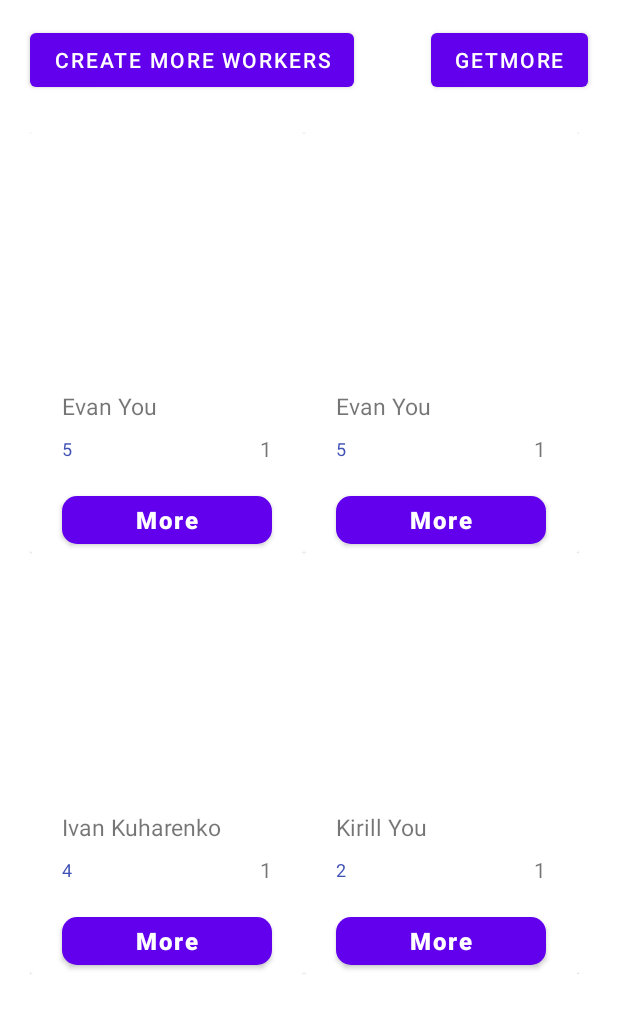
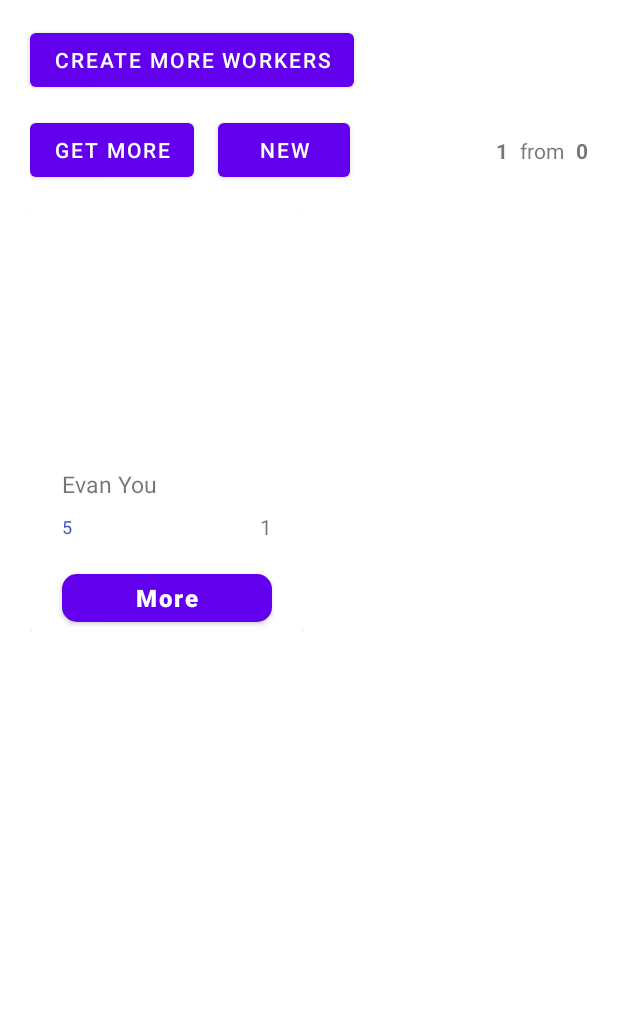
Before and after one commit to Loksli17/MobileJava-only-client-, an Android app: the screen it shows after launch (MainActivity), after a tap on "CREATE MORE WORKERS", on a phone screen of 412 x 824 dp. Shown: the top 1013 px of the screen. Run offline under Robolectric (Android 15) with nearby library versions, the phone set to English and light mode, and no system bars; 1 statement that could not run was skipped.

Commit message:
count full

```diff
--- a/app/src/main/java/com/example/databaseapp/Database/DbWorkers.java
+++ b/app/src/main/java/com/example/databaseapp/Database/DbWorkers.java
@@ -10,6 +10,8 @@ import com.example.databaseapp.Worker.OpenHelper;
 import com.example.databaseapp.Worker.Worker;
 import com.example.databaseapp.Worker.WorkerBuilder;
 
+import java.text.ParsePosition;
+import java.text.SimpleDateFormat;
 import java.util.ArrayList;
 import java.util.Date;
 
@@ -18,6 +20,8 @@ public class DbWorkers {
 
     private final static String tableName = "worker";
     private SQLiteDatabase db;
+    SimpleDateFormat formatter = new SimpleDateFormat("yyyy-MM-dd");
+
 
     public DbWorkers(Context ctx){
         OpenHelper openHelper = new OpenHelper(ctx);
@@ -59,7 +63,7 @@ public class DbWorkers {
             do {
                 long   id         = cursor.getLong(0);
                 String name       = cursor.getString(1);
-//                Date   dateBorn   = new Date(cursor.getString(2));
+                Date   dateBorn   = formatter.parse(cursor.getString(2), new ParsePosition(0));
                 long   positionId = cursor.getLong(3);
                 String img        = cursor.getString(4);
 
@@ -79,21 +83,24 @@ public class DbWorkers {
     }
 
 
-    public Worker getOne(long id) {
+    public Worker getOne(long queryId) {
 
-        Cursor cursor = db.rawQuery("Select * from " + DbWorkers.tableName + " where id = " + id, null);
+        Cursor cursor = db.rawQuery("Select * from " + DbWorkers.tableName + " where id = " + queryId, null);
         Worker worker;
 
         cursor.moveToFirst();
 
+        long   id         = cursor.getLong(0);
         String name       = cursor.getString(1);
-//                Date   dateBorn   = new Date(cursor.getString(2)); // i should win it!!!
+        Date   dateBorn   = formatter.parse(cursor.getString(2), new ParsePosition(0));
         long   positionId = cursor.getLong(3);
         String img        = cursor.getString(4);
 
+        Log.d("date", dateBorn.toString());
+
         worker = new WorkerBuilder()
                 .setId(id)
-                .setDateBorn(new Date())
+                .setDateBorn(dateBorn)
                 .setImg(img).setName(name)
                 .setPositionId(positionId)
                 .getWorker();
@@ -107,6 +114,13 @@ public class DbWorkers {
        cursor.moveToFirst();
     }
 
+    public int getCount(){
+        Cursor cursor = db.rawQuery("Select Count(*) from " + DbWorkers.tableName + "", null);
+        cursor.moveToNext();
+
+        return cursor.getInt(0);
+    }
+
 
     public void editOne(Worker w) {
 
--- a/app/src/main/java/com/example/databaseapp/MainActivity.java
+++ b/app/src/main/java/com/example/databaseapp/MainActivity.java
@@ -13,6 +13,7 @@ import android.os.Bundle;
 import android.util.Log;
 import android.view.View;
 import android.widget.Button;
+import android.widget.TextView;
 import android.widget.Toast;
 
 import com.example.databaseapp.Adapters.WorkerAdapter;
@@ -35,6 +36,13 @@ public class MainActivity extends AppCompatActivity {
     int take = 10;
     int skip = 0;
 
+    int currentCount = 0;
+    int maxCount     = 0;
+
+    TextView currentCountView;
+    TextView maxCountView;
+
+
     @Override
     protected void onCreate(Bundle savedInstanceState) {
         super.onCreate(savedInstanceState);
@@ -46,6 +54,22 @@ public class MainActivity extends AppCompatActivity {
             e.printStackTrace();
         }
 
+        this.initViewElements();
+        this.initAdapter();
+
+        this.getCount();
+        this.getWorkers();
+        this.bindCreateWorkersBtn();
+        this.bindGetMoreWorkersBtn();
+    }
+
+
+    private void initViewElements(){
+        currentCountView = findViewById(R.id.currentCountView);
+        maxCountView     = findViewById(R.id.maxCountView);
+    }
+
+    private void initAdapter(){
         adapter = new WorkerAdapter(this, workers);
         RecyclerView recyclerView = findViewById(R.id.WorkerAdapterView);
 
@@ -53,12 +77,7 @@ public class MainActivity extends AppCompatActivity {
         recyclerView.setLayoutManager(new GridLayoutManager(this, 2));
 
         adapter.notifyDataSetChanged();
-
-        this.getWorkers();
-        this.bindCreateWorkersBtn();
-        this.bindGetMoreWorkersBtn();
     }
-
 
     private void bindCreateWorkersBtn(){
 
@@ -71,7 +90,6 @@ public class MainActivity extends AppCompatActivity {
             }
         });
     }
-
 
     private void bindGetMoreWorkersBtn() {
 
@@ -98,6 +116,8 @@ public class MainActivity extends AppCompatActivity {
                     Toast.makeText(MainActivity.this, "New workers was created", Toast.LENGTH_SHORT).show();
                     adapter.notifyDataSetChanged();
                 });
+
+                getWorkers();
             } catch (Exception e){
                 e.printStackTrace();
             }
@@ -115,6 +135,10 @@ public class MainActivity extends AppCompatActivity {
                 runOnUiThread(() -> {
                     skip += take;
                     Toast.makeText(MainActivity.this, "Workers were downloaded", Toast.LENGTH_SHORT).show();
+
+                    currentCount = workers.size();
+                    currentCountView.setText(String.valueOf(currentCount));
+
                     adapter.notifyDataSetChanged();
                 });
             } catch (Exception e) {
@@ -122,4 +146,21 @@ public class MainActivity extends AppCompatActivity {
             }
         });
     }
+
+
+    private void getCount() {
+
+        AsyncTask.execute(() -> {
+            try {
+                int count = workersDbConn.getCount();
+
+                runOnUiThread(() -> {
+                    maxCount = count;
+                    maxCountView.setText(String.valueOf(maxCount));
+                });
+            } catch (Exception e){
+                e.printStackTrace();
+            }
+        });
+    }
 }
--- a/app/src/main/java/com/example/databaseapp/Worker/Worker.java
+++ b/app/src/main/java/com/example/databaseapp/Worker/Worker.java
@@ -1,4 +1,6 @@
 package com.example.databaseapp.Worker;
+
+import android.util.Log;
 
 import java.io.Serializable;
 import java.text.SimpleDateFormat;
@@ -56,7 +58,9 @@ public class Worker implements Serializable {
     }
 
     public String getDbDateBorn() {
-        SimpleDateFormat formatter = new SimpleDateFormat("YYYY-MM-DD");
+
+        SimpleDateFormat formatter = new SimpleDateFormat("yyyy-MM-dd");
+        Log.d("date-format", formatter.format(this.dateBorn));
         return formatter.format(this.dateBorn);
     }
 }
--- a/app/src/main/java/com/example/databaseapp/Worker/WorkerDirector.java
+++ b/app/src/main/java/com/example/databaseapp/Worker/WorkerDirector.java
@@ -1,4 +1,6 @@
 package com.example.databaseapp.Worker;
+
+import android.util.Log;
 
 import java.sql.Date;  //!!! IMPORTANT THIS TYPE DIFFERS FROM java.util.date
 import java.util.ArrayList;
@@ -7,7 +9,7 @@ import java.util.ArrayList;
 
 public class WorkerDirector {
 
-    static int amount = 20;
+    static int amount = 1;
 
 
     private static int randNum() {
@@ -83,11 +85,12 @@ public class WorkerDirector {
             randNumbers[2] = WorkerDirector.randNum();
             randNumbers[3] = WorkerDirector.randNum();
 
+            java.util.Date date = new java.util.Date(dates.get(randNumbers[2]).getTime());
+
             Worker worker = new WorkerBuilder()
-                    .setId(1)
                     .setName(names.get(randNumbers[0]))
                     .setImg(images.get(randNumbers[1]))
-                    .setDateBorn(dates.get(randNumbers[2]))
+                    .setDateBorn(date)
                     .setPositionId(positionIds.get(randNumbers[3]))
                     .getWorker();
 
--- a/app/src/main/java/com/example/databaseapp/WorkerViewActivity.java
+++ b/app/src/main/java/com/example/databaseapp/WorkerViewActivity.java
@@ -71,6 +71,7 @@ public class WorkerViewActivity extends AppCompatActivity {
         bundle.putString("img", worker.getImg());
         bundle.putString("position", "Position");
         bundle.putString("cv", "On the other hand, we denounce with righteous indignation and dislike men who are so beguiled and demoralized by the charms of pleasure of the moment, so blinded by desire, that they cannot foresee the pain and trouble that are bound to ensue; and equal blame belongs to those who fail in their duty through weakness of will, which is the same as saying through shrinking from toil and pain. These cases are perfectly simple and easy to distinguish. In a free hour, when our power of choice is untrammelled and when nothing prevents our being able to do what we like best, every pleasure is to be welcomed and every pain avoided. But in certain circumstances and owing to the claims of duty or the obligations of business it will frequently occur that pleasures have to be repudiated and annoyances accepted. The wise man therefore always holds in these matters to this principle of selection: he rejects pleasures to secure other greater pleasures, or else he endures pains to avoid worse pains.");
+        bundle.putString("date", worker.getDbDateBorn());
 
         workerView = new WorkerView();
         workerView.setArguments(bundle);
--- a/app/src/main/res/layout/activity_main.xml
+++ b/app/src/main/res/layout/activity_main.xml
@@ -5,22 +5,6 @@
     android:layout_width="match_parent"
     android:layout_height="match_parent"
     tools:context=".MainActivity">
-
-    <androidx.recyclerview.widget.RecyclerView
-        android:id="@+id/WorkerAdapterView"
-        android:layout_width="0dp"
-        android:layout_height="574dp"
-        android:layout_marginStart="20dp"
-        android:layout_marginTop="24dp"
-        android:layout_marginEnd="20dp"
-        android:scrollbarSize="6dp"
-        android:scrollbarStyle="insideInset"
-        android:scrollbars="vertical"
-        app:layout_constraintEnd_toEndOf="parent"
-        app:layout_constraintHorizontal_bias="0.461"
-        app:layout_constraintStart_toStartOf="parent"
-        app:layout_constraintTop_toBottomOf="@+id/createWorkersBtn"
-        tools:listitem="@layout/worker_card" />
 
     <Button
         android:id="@+id/createWorkersBtn"
@@ -32,13 +16,86 @@
         app:layout_constraintStart_toStartOf="parent"
         app:layout_constraintTop_toTopOf="parent" />
 
-    <Button
-        android:id="@+id/getMoreWorkersBtn"
-        android:layout_width="wrap_content"
+    <androidx.constraintlayout.widget.ConstraintLayout
+        android:id="@+id/constraintLayout3"
+        android:layout_width="0dp"
         android:layout_height="wrap_content"
+        android:layout_marginStart="20dp"
+        android:layout_marginTop="12dp"
+        android:layout_marginEnd="20dp"
+        app:layout_constraintEnd_toEndOf="parent"
+        app:layout_constraintHorizontal_bias="0.0"
+        app:layout_constraintStart_toStartOf="parent"
+        app:layout_constraintTop_toBottomOf="@+id/createWorkersBtn">
+
+        <Button
+            android:id="@+id/getMoreWorkersBtn"
+            android:layout_width="wrap_content"
+            android:layout_height="wrap_content"
+            android:text="Get More"
+            app:layout_constraintBottom_toBottomOf="parent"
+            app:layout_constraintStart_toStartOf="parent"
+            app:layout_constraintTop_toTopOf="parent" />
+
+        <Button
+            android:id="@+id/button3"
+            android:layout_width="wrap_content"
+            android:layout_height="wrap_content"
+            android:layout_marginStart="16dp"
+            android:text="New"
+            app:layout_constraintBottom_toBottomOf="parent"
+            app:layout_constraintStart_toEndOf="@+id/getMoreWorkersBtn"
+            app:layout_constraintTop_toTopOf="parent"
+            app:layout_constraintVertical_bias="0.0" />
+
+        <TextView
+            android:id="@+id/maxCountView"
+            android:layout_width="wrap_content"
+            android:layout_height="wrap_content"
+            android:text="100"
+            android:textStyle="bold"
+            app:layout_constraintBottom_toBottomOf="parent"
+            app:layout_constraintEnd_toEndOf="parent"
+            app:layout_constraintTop_toTopOf="parent" />
+
+        <TextView
+            android:id="@+id/textView2"
+            android:layout_width="wrap_content"
+            android:layout_height="wrap_content"
+            android:layout_marginEnd="8dp"
+            android:text="from"
+            app:layout_constraintBottom_toBottomOf="parent"
+            app:layout_constraintEnd_toStartOf="@+id/maxCountView"
+            app:layout_constraintTop_toTopOf="parent"
+            app:layout_constraintVertical_bias="0.517" />
+
+        <TextView
+            android:id="@+id/currentCountView"
+            android:layout_width="wrap_content"
+            android:layout_height="wrap_content"
+            android:layout_marginEnd="8dp"
+            android:text="10"
+            android:textStyle="bold"
+            app:layout_constraintBottom_toBottomOf="parent"
+            app:layout_constraintEnd_toStartOf="@+id/textView2"
+            app:layout_constraintTop_toTopOf="parent"
+            app:layout_constraintVertical_bias="0.517" />
+    </androidx.constraintlayout.widget.ConstraintLayout>
+
+    <androidx.recyclerview.widget.RecyclerView
+        android:id="@+id/WorkerAdapterView"
+        android:layout_width="0dp"
+        android:layout_height="574dp"
+        android:layout_marginStart="20dp"
         android:layout_marginTop="16dp"
         android:layout_marginEnd="20dp"
-        android:text="getMore"
+        android:scrollbarSize="6dp"
+        android:scrollbarStyle="insideInset"
+        android:scrollbars="vertical"
         app:layout_constraintEnd_toEndOf="parent"
-        app:layout_constraintTop_toTopOf="parent" />
+        app:layout_constraintHorizontal_bias="0.0"
+        app:layout_constraintStart_toStartOf="parent"
+        app:layout_constraintTop_toBottomOf="@+id/constraintLayout3"
+        tools:listitem="@layout/worker_card" />
+
 </androidx.constraintlayout.widget.ConstraintLayout>
```
Also changed, not shown: app/src/main/java/com/example/databaseapp/Fragments/WorkerView.java (+11 -19 lines), app/src/main/res/layout/fragment_worker_view.xml (+68 -42 lines).
